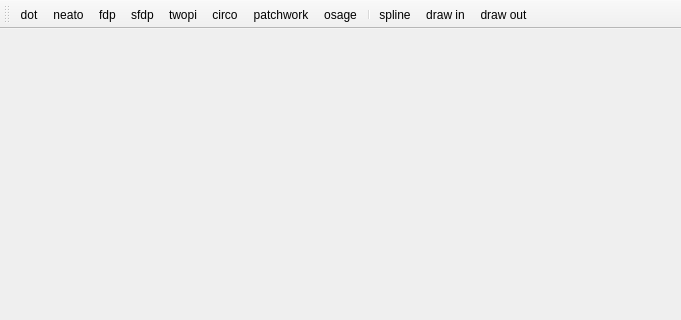
First picture: the form in src/main_window.ui, repository kvakvs/xrefgui1, before the edit; both pictures show x 0 to 681 and y 0 to 320 of the 681 by 460 pixel window.
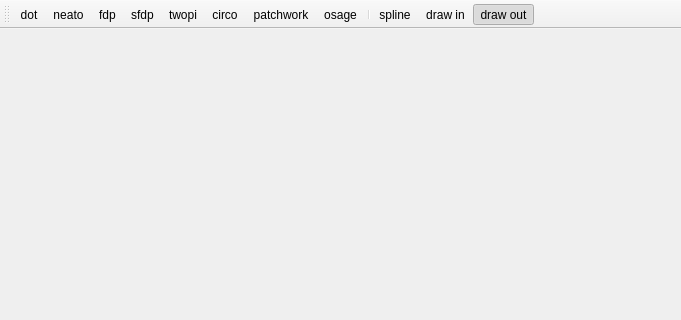
Second picture: the form after the edit.

The edit to the form file:
```diff
--- a/src/main_window.ui
+++ b/src/main_window.ui
@@ -115,6 +115,9 @@
    <property name="checkable">
     <bool>true</bool>
    </property>
+   <property name="checked">
+    <bool>false</bool>
+   </property>
    <property name="text">
     <string>spline</string>
    </property>
@@ -134,6 +137,9 @@
    <property name="checkable">
     <bool>true</bool>
    </property>
+   <property name="checked">
+    <bool>true</bool>
+   </property>
    <property name="text">
     <string>draw out</string>
    </property>
```
